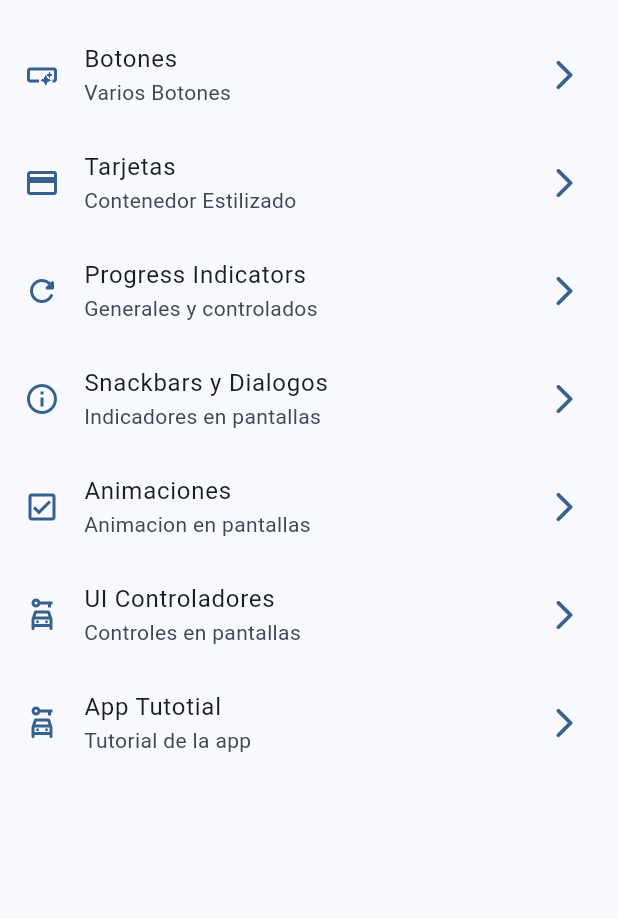
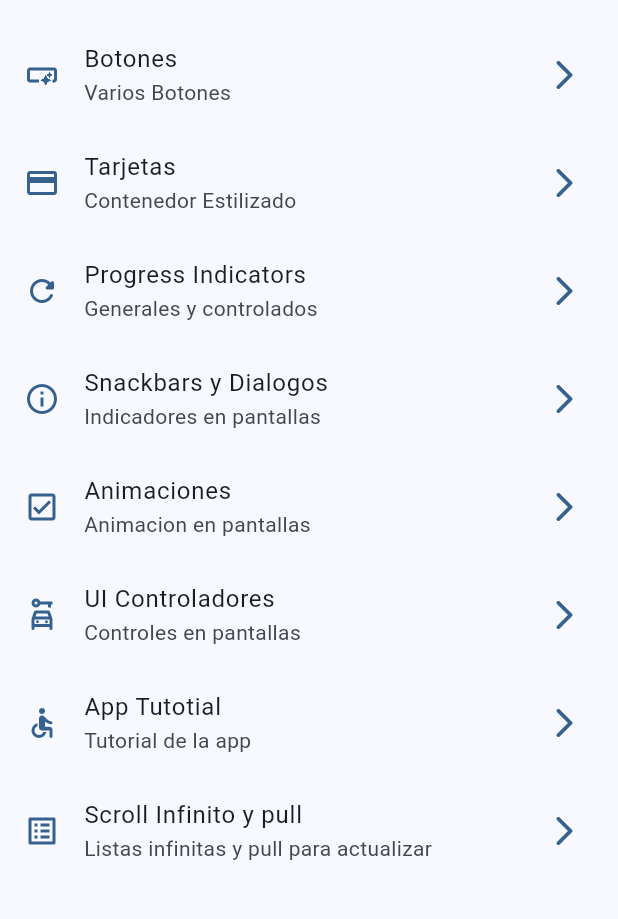
Before and after one commit to EduirBR/widgets_app_devtalles_curso, a Flutter app: the screen it shows after launch, on a phone screen of 412 x 824 dp, the part 63-982 px from its top. Run offline on Flutter 3.47's test engine with Material 3 defaults, Android fonts, the phone set to English and light mode, and no system bars; our stand-ins replace animate_do, go_router.

Commit message:
inicio de infinity scroll

```diff
--- a/lib/config/menu/menu_items.dart
+++ b/lib/config/menu/menu_items.dart
@@ -48,5 +48,10 @@ const List<MenuItem> appMenuItems = <MenuItem>[
       title: 'App Tutotial',
       subTitle: 'Tutorial de la app',
       url: '/app-tutorial',
-      icon: Icons.car_rental_outlined),
+      icon: Icons.accessible_rounded),
+  MenuItem(
+      title: 'Scroll Infinito y pull ',
+      subTitle: 'Listas infinitas y pull para actualizar',
+      url: '/iscroll',
+      icon: Icons.list_alt_outlined),
 ];
--- a/lib/config/router/app_router.dart
+++ b/lib/config/router/app_router.dart
@@ -30,6 +30,10 @@ class AppRouter {
         path: '/app-tutorial',
         name: AppTutorialScreen.name,
         view: const AppTutorialScreen()),
+    addRoute(
+        path: '/iscroll',
+        name: InfiniteScroolScreen.name,
+        view: const InfiniteScroolScreen()),
   ];
 
   static GoRouter router = GoRouter(initialLocation: '/', routes: routes);
```
Also changed, not shown: lib/presentation/screens/inifinite/inifinite_scroll_screen.dart (+76 -2 lines).
